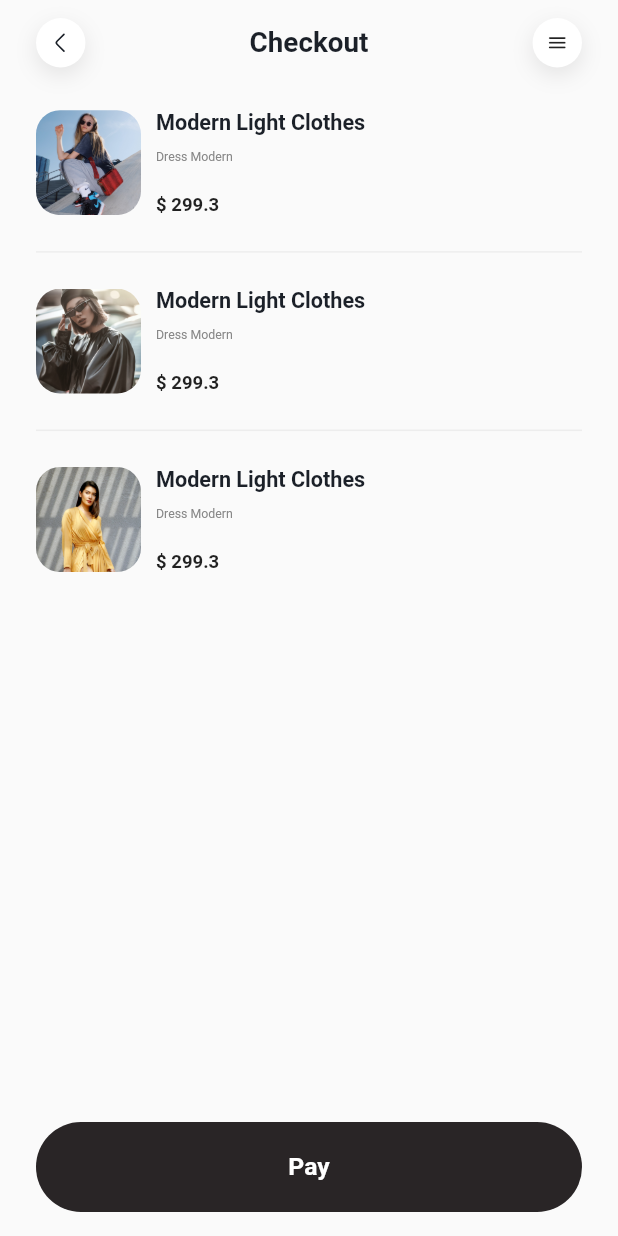
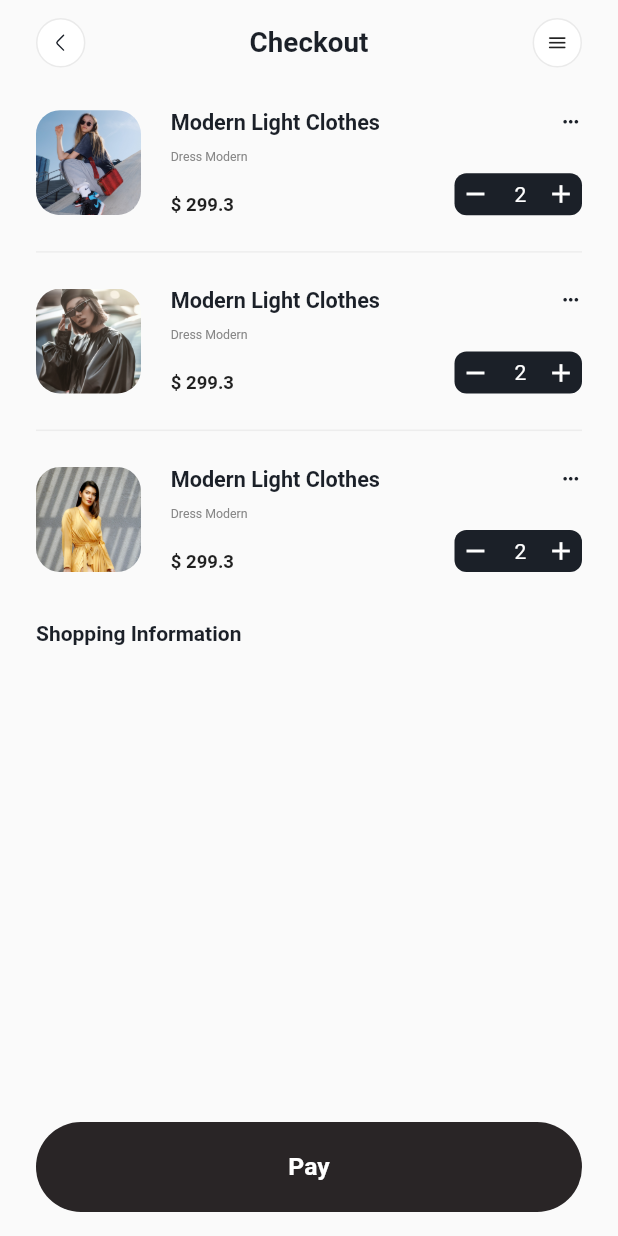
Before and after one commit to PaulMarv/flutter_ecommerce_ui, a Flutter app: the CheckoutPage screen opened directly, on a phone screen of 412 x 824 dp. Run offline on Flutter 3.47's test engine with Material 2 defaults, Android fonts, the phone set to English and light mode, and no system bars; our stand-ins replace custom_navigation_bar, equatable, flutter_rating_bar, flutter_svg, google_fonts, readmore; network calls fail.

Commit message:
further dev on item

```diff
--- a/lib/checkout_page.dart
+++ b/lib/checkout_page.dart
@@ -69,15 +69,13 @@ class _CheckoutPageState extends State<CheckoutPage> {
                       height: SizeConfig.blocksizeVertical! * 4,
                       width: SizeConfig.blocksizeVertical! * 4,
                       decoration: BoxDecoration(
-                          shape: BoxShape.circle,
-                          color: Kwhite,
-                          boxShadow: [
-                            BoxShadow(
-                                color: KBrown.withOpacity(0.11),
-                                spreadRadius: 0.0,
-                                blurRadius: 12,
-                                offset: const Offset(0, 5))
-                          ]),
+                        shape: BoxShape.circle,
+                        color: Kwhite,
+                        border: Border.all(
+                          color: KBorderColor,
+                          width: 1,
+                        ),
+                      ),
                       padding: const EdgeInsets.all(8),
                       child: SvgPicture.asset('assets/arrow_back_icon.svg'),
                     ),
@@ -93,15 +91,13 @@ class _CheckoutPageState extends State<CheckoutPage> {
                     height: SizeConfig.blocksizeVertical! * 4,
                     width: SizeConfig.blocksizeVertical! * 4,
                     decoration: BoxDecoration(
-                        shape: BoxShape.circle,
-                        color: Kwhite,
-                        boxShadow: [
-                          BoxShadow(
-                              color: KBrown.withOpacity(0.11),
-                              spreadRadius: 0.0,
-                              blurRadius: 12,
-                              offset: const Offset(0, 5))
-                        ]),
+                      shape: BoxShape.circle,
+                      color: Kwhite,
+                      border: Border.all(
+                        color: KBorderColor,
+                        width: 1,
+                      ),
+                    ),
                     padding: const EdgeInsets.all(8),
                     child: const Icon(
                       Icons.menu_rounded,
@@ -114,8 +110,9 @@ class _CheckoutPageState extends State<CheckoutPage> {
             // SizedBox(
             //   height: SizeConfig.blocksizeVertical! * 3,
             // ),
-            Expanded(
+            SafeArea(
               child: ListView.builder(
+                shrinkWrap: true,
                 itemCount: images.length,
                 itemBuilder: (BuildContext context, int index) {
                   return Column(
@@ -124,6 +121,7 @@ class _CheckoutPageState extends State<CheckoutPage> {
                         height: SizeConfig.blocksizeVertical! * 2,
                       ),
                       Row(
+                        mainAxisAlignment: MainAxisAlignment.spaceBetween,
                         children: [
                           SizedBox(
                             child: ClipRRect(
@@ -135,9 +133,6 @@ class _CheckoutPageState extends State<CheckoutPage> {
                                 fit: BoxFit.cover,
                               ),
                             ),
-                          ),
-                          const SizedBox(
-                            width: 10,
                           ),
                           SizedBox(
                             height: 70,
@@ -171,6 +166,55 @@ class _CheckoutPageState extends State<CheckoutPage> {
                                 )
                               ],
                             ),
+                          ),
+                          const SizedBox(
+                            width: 10,
+                          ),
+                          SizedBox(
+                            height: 70,
+                            child: Column(
+                              mainAxisAlignment: MainAxisAlignment.spaceBetween,
+                              crossAxisAlignment: CrossAxisAlignment.end,
+                              children: [
+                                const Icon(Icons.more_horiz_outlined,
+                                    size: 15, color: KDarkBrown),
+                                SizedBox(
+                                  width: 85,
+                                  height: 28,
+                                  child: Container(
+                                    decoration: BoxDecoration(
+                                      borderRadius: BorderRadius.circular(8),
+                                      color: KDarkBrown,
+                                    ),
+                                    padding: const EdgeInsets.all(4),
+                                    child: Row(
+                                      mainAxisAlignment:
+                                          MainAxisAlignment.spaceBetween,
+                                      children: [
+                                        const Icon(
+                                          Icons.remove,
+                                          color: Colors.white,
+                                          size: 20,
+                                        ),
+                                        SizedBox(
+                                          width: 5,
+                                          child: Text(
+                                            '2',
+                                            style: KEncodeSansRegular.copyWith(
+                                                color: Colors.white),
+                                          ),
+                                        ),
+                                        const Icon(
+                                          Icons.add,
+                                          color: Colors.white,
+                                          size: 20,
+                                        )
+                                      ],
+                                    ),
+                                  ),
+                                )
+                              ],
+                            ),
                           )
                         ],
                       ),
@@ -187,6 +231,23 @@ class _CheckoutPageState extends State<CheckoutPage> {
                   );
                 },
               ),
+            ),
+            SizedBox(
+              height: SizeConfig.blocksizeVertical! * 2,
+            ),
+            SizedBox(
+              child: Row(
+                mainAxisAlignment: MainAxisAlignment.start,
+                children: [
+                  Text(
+                    'Shopping Information',
+                    style: KEncodeSansSemiBold.copyWith(
+                      color: KDarkBrown,
+                      fontSize: 14,
+                    ),
+                  ),
+                ],
+              ),
             )
           ],
         ),
```
